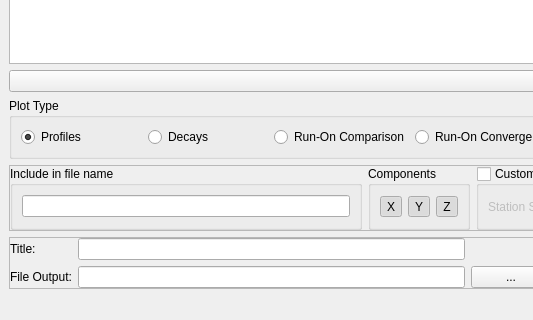
The window that src/ui/test_runner.ui (Crone-Geophysics/IRAP_Modelling) describes before a commit, drawn with Qt 5; both pictures show x 0 to 533 and y 280 to 600 of the 800 by 600 pixel window.
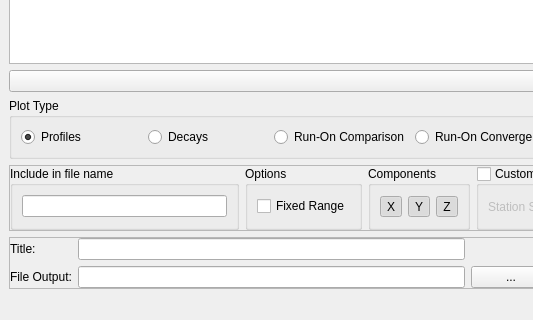
The same window after the commit. Icons and pictures are not drawn.

Commit message: Added Two-Way Induction test files.

```diff
--- a/src/ui/test_runner.ui
+++ b/src/ui/test_runner.ui
@@ -76,6 +76,22 @@
          </layout>
         </widget>
        </item>
+       <item>
+        <widget class="QGroupBox" name="groupBox_4">
+         <property name="title">
+          <string>Options</string>
+         </property>
+         <layout class="QHBoxLayout" name="horizontalLayout_6">
+          <item>
+           <widget class="QCheckBox" name="fixed_range_cbox">
+            <property name="text">
+             <string>Fixed Range</string>
+            </property>
+           </widget>
+          </item>
+         </layout>
+        </widget>
+       </item>
        <item>
         <widget class="QGroupBox" name="groupBox">
          <property name="title">
```
The commit also changes 45 other files.
